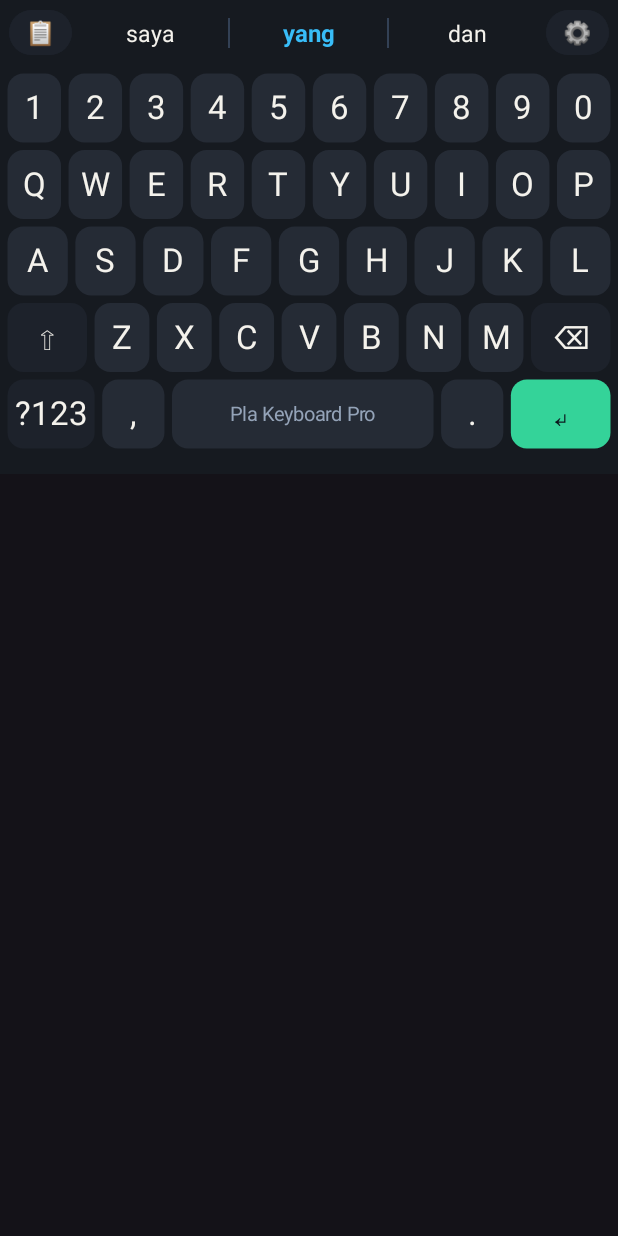
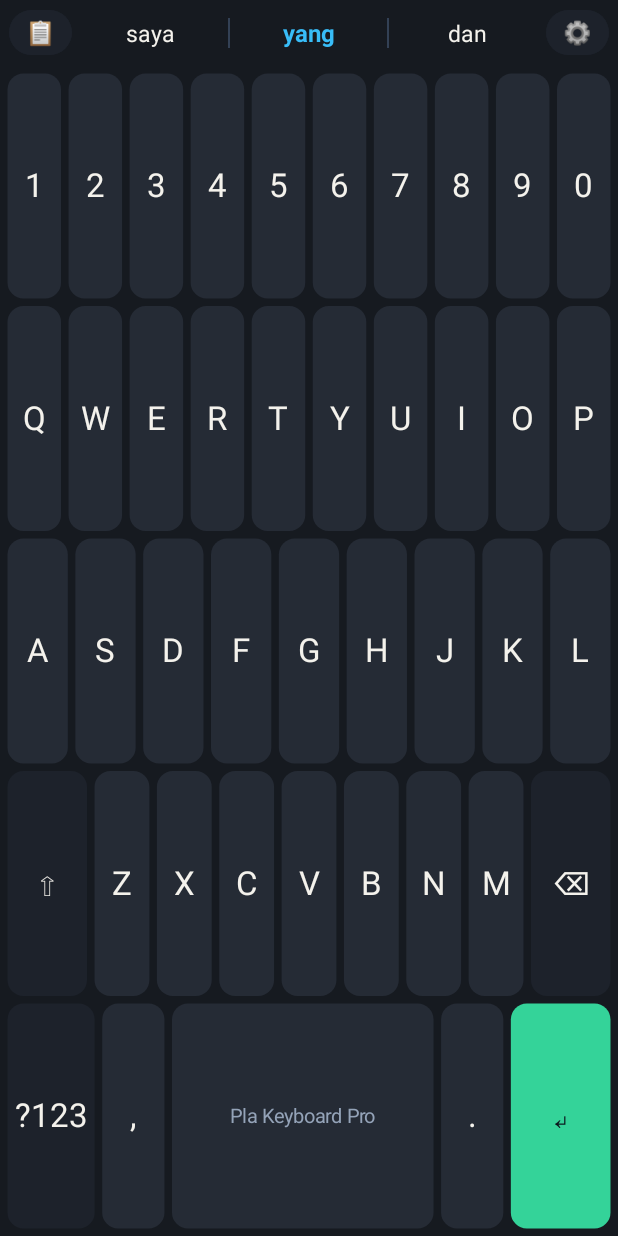
Before and after one commit to anwarlutfi58-cmd/pla-Keyboard-pri, an Android app: the layout keyboard_container.xml on its own in the app's theme, with its tools: preview values and no code run, on a phone screen of 412 x 824 dp. Run offline under Robolectric (Android 15) with nearby library versions, the phone set to English and light mode, and no system bars.

Commit message:
Perbarui app/src/main/res/layout/keyboard_container.xml

```diff
--- a/app/src/main/res/layout/keyboard_container.xml
+++ b/app/src/main/res/layout/keyboard_container.xml
@@ -7,7 +7,7 @@
     android:orientation="vertical"
     android:background="@color/kb_dark_bg">
 
-    <!-- Bilah Atas: Saran Kata Instan (Gboard Style), Clipboard & Pengaturan -->
+    <!-- Bilah Atas: Saran Kata Instan -->
     <LinearLayout
         android:id="@+id/stripSuggestions"
         android:layout_width="match_parent"
@@ -81,7 +81,7 @@
             android:contentDescription="Pengaturan Pla Keyboard Pro" />
     </LinearLayout>
 
-    <!-- Panel Papan Klip (Clipboard) Cepat (Tersembunyi secara default) -->
+    <!-- Panel Papan Klip -->
     <LinearLayout
         android:id="@+id/panelClipboard"
         android:layout_width="match_parent"
@@ -126,13 +126,18 @@
         </ScrollView>
     </LinearLayout>
 
-    <!-- Kanvas Keyboard Utama Zero-Latency (Tinggi Dinamis untuk Jari Panjang) -->
+    <!-- Kanvas Keyboard Utama Zero-Latency -->
+    <!-- PERBAIKAN: Hapus tinggi fix, tambahkan clickable & focusable -->
     <com.pla.keyboard.ZeroLatencyKeyboardView
         android:id="@+id/zeroLatencyKeyboard"
         android:layout_width="match_parent"
-        android:layout_height="260dp" />
+        android:layout_height="wrap_content"
+        android:minHeight="200dp"
+        android:clickable="true"
+        android:focusable="true"
+        android:focusableInTouchMode="true" />
 
-    <!-- Penyangga Posisi Bawah (Bottom Offset Ergonomis) -->
+    <!-- Penyangga Posisi Bawah -->
     <View
         android:id="@+id/viewBottomOffset"
         android:layout_width="match_parent"
```
